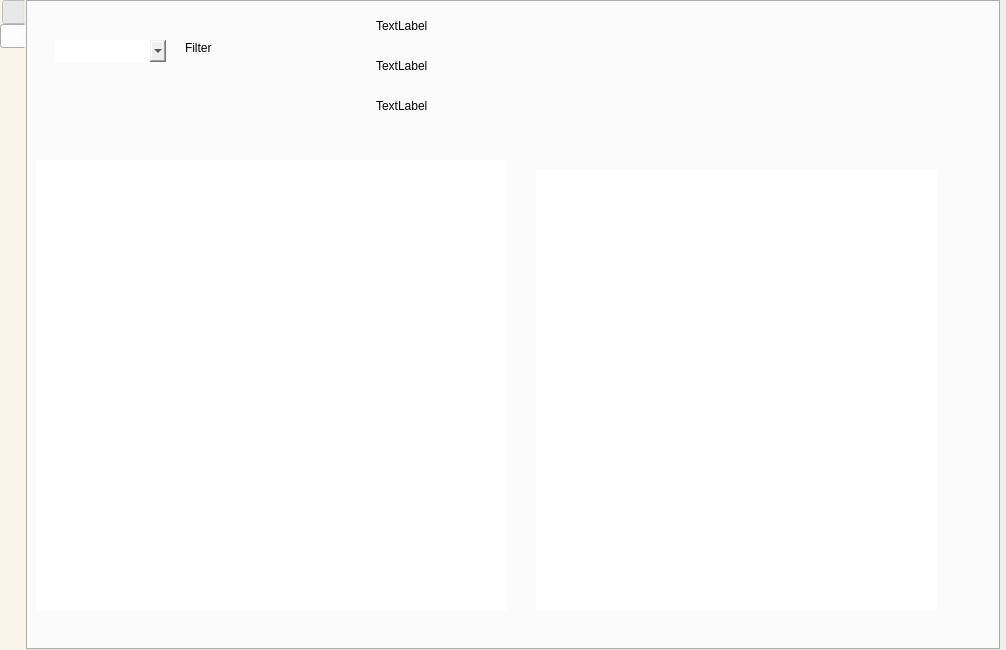
This is ui/admin/AdminUi.ui in nhuanh1070/FinalProject as Qt 5 draws it before an edit. The edited form follows.
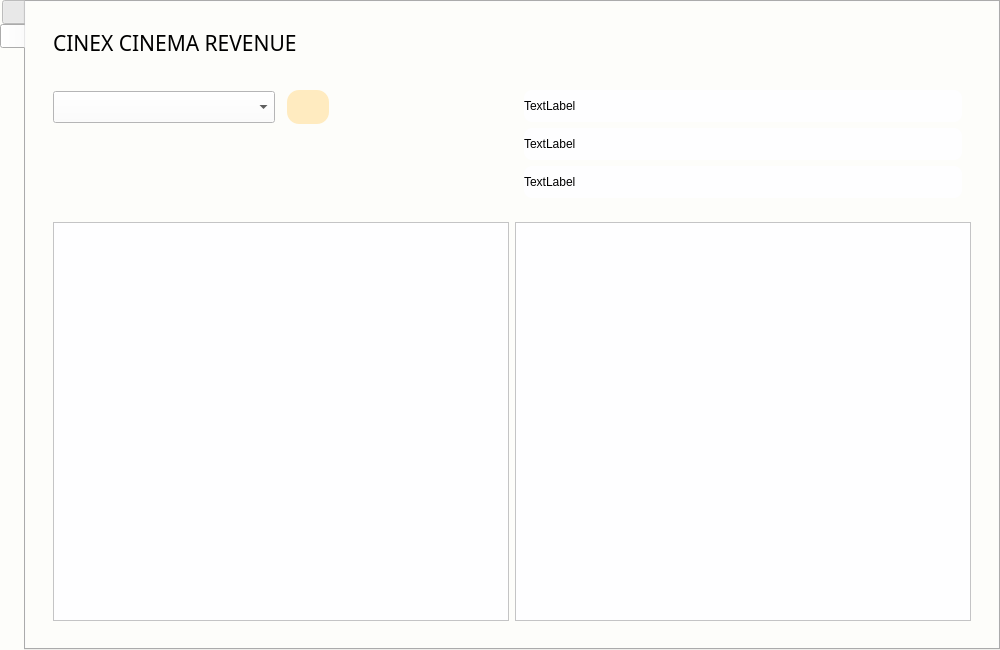
This is the edited form. The open tabs and pages were chosen to show the change. Icons and pictures are not drawn.

```diff
--- a/ui/admin/AdminUi.ui
+++ b/ui/admin/AdminUi.ui
@@ -6,7 +6,7 @@
    <rect>
     <x>0</x>
     <y>0</y>
-    <width>1006</width>
+    <width>1000</width>
     <height>650</height>
    </rect>
   </property>
@@ -41,29 +41,25 @@
    <property name="styleSheet">
     <string notr="true">* {
     color: #000;
-	border: none;
 }
 #frame_8{
     background-color:#fbbe14;
 }
 #centralwidget, #tab_MovieManagement{
-    background-color: #f9f6e9;
+    background-color: #fdfdfa;
 }
 QLineEdit {
     background: transparent;
 	color: #7c000b;
 }
 #searchMoiveName {
-    border-radius: 10px;
+    border-radius: 3px;
     border: 2px solid #7c000b;
 }
 #appHeader {
     color: #7c000b;
 }
-#card1, #card2, #card3, #card4 {
-    background-color: #fefeff;
- 	border-radius: 20px;
-}
+
 #pushButton, #pushButton_2 {
     background-color: #7c000b;
     color: #fff;
@@ -76,12 +72,7 @@
 #headerFrame {
     background-color: #fefeff;
 }
-#pushButtonHome {
-    background-color: #fefeff;
-    padding: 10px 5px;
-    text-align: left;
-    border-top-left-radius: 20px;
-}
+
 QPushButton {
     padding: 10px 5px;
     text-align: left;
@@ -809,6 +800,9 @@
        </layout>
       </widget>
       <widget class="QWidget" name="tab_Revenue">
+       <property name="styleSheet">
+        <string notr="true">    background-color: #fdfdfa;</string>
+       </property>
        <attribute name="icon">
         <iconset resource="../../utils/resources.qrc">
          <normaloff>:/Menu/images/icons_menu/revenue_ic.png</normaloff>:/Menu/images/icons_menu/revenue_ic.png</iconset>
@@ -816,88 +810,295 @@
        <attribute name="title">
         <string/>
        </attribute>
-       <widget class="QTableWidget" name="tableMovies">
-        <property name="geometry">
-         <rect>
-          <x>10</x>
-          <y>160</y>
-          <width>471</width>
-          <height>451</height>
-         </rect>
-        </property>
-       </widget>
-       <widget class="QTableWidget" name="tableFoods">
-        <property name="geometry">
-         <rect>
-          <x>510</x>
-          <y>170</y>
-          <width>401</width>
-          <height>441</height>
-         </rect>
-        </property>
-       </widget>
-       <widget class="QComboBox" name="comboMonthYear">
-        <property name="geometry">
-         <rect>
-          <x>29</x>
-          <y>40</y>
-          <width>111</width>
-          <height>22</height>
-         </rect>
-        </property>
-       </widget>
-       <widget class="QPushButton" name="btnFilter">
-        <property name="geometry">
-         <rect>
-          <x>154</x>
-          <y>32</y>
-          <width>111</width>
-          <height>31</height>
-         </rect>
-        </property>
-        <property name="text">
-         <string>Filter</string>
-        </property>
-       </widget>
-       <widget class="QLabel" name="lblMovieRevenue">
-        <property name="geometry">
-         <rect>
-          <x>350</x>
-          <y>15</y>
-          <width>441</width>
-          <height>21</height>
-         </rect>
-        </property>
-        <property name="text">
-         <string>TextLabel</string>
-        </property>
-       </widget>
-       <widget class="QLabel" name="lblFoodRevenue">
-        <property name="geometry">
-         <rect>
-          <x>350</x>
-          <y>50</y>
-          <width>481</width>
-          <height>31</height>
-         </rect>
-        </property>
-        <property name="text">
-         <string>TextLabel</string>
-        </property>
-       </widget>
-       <widget class="QLabel" name="lblTotalRevenue">
-        <property name="geometry">
-         <rect>
-          <x>350</x>
-          <y>90</y>
-          <width>571</width>
-          <height>31</height>
-         </rect>
-        </property>
-        <property name="text">
-         <string>TextLabel</string>
-        </property>
-       </widget>
+       <layout class="QGridLayout" name="gridLayout_2">
+        <item row="1" column="0">
+         <widget class="QWidget" name="widget" native="true">
+          <layout class="QVBoxLayout" name="verticalLayout_3">
+           <item>
+            <widget class="QWidget" name="widget_9" native="true">
+             <layout class="QHBoxLayout" name="horizontalLayout_7">
+              <property name="topMargin">
+               <number>0</number>
+              </property>
+              <property name="bottomMargin">
+               <number>0</number>
+              </property>
+              <item alignment="Qt::AlignTop">
+               <widget class="QWidget" name="widget_8" native="true">
+                <layout class="QHBoxLayout" name="horizontalLayout_5">
+                 <property name="spacing">
+                  <number>12</number>
+                 </property>
+                 <property name="leftMargin">
+                  <number>0</number>
+                 </property>
+                 <property name="topMargin">
+                  <number>0</number>
+                 </property>
+                 <property name="rightMargin">
+                  <number>0</number>
+                 </property>
+                 <property name="bottomMargin">
+                  <number>0</number>
+                 </property>
+                 <item>
+                  <widget class="QComboBox" name="comboMonthYear">
+                   <property name="minimumSize">
+                    <size>
+                     <width>0</width>
+                     <height>32</height>
+                    </size>
+                   </property>
+                   <property name="maximumSize">
+                    <size>
+                     <width>16777215</width>
+                     <height>32</height>
+                    </size>
+                   </property>
+                   <property name="styleSheet">
+                    <string notr="true">background-color: rgb(254, 254, 255);
+font: 75 bold 11pt &quot;MS Shell Dlg 2&quot;;</string>
+                   </property>
+                  </widget>
+                 </item>
+                 <item alignment="Qt::AlignLeft">
+                  <widget class="QPushButton" name="btnFilter">
+                   <property name="layoutDirection">
+                    <enum>Qt::LeftToRight</enum>
+                   </property>
+                   <property name="styleSheet">
+                    <string notr="true">border-radius: 12px;
+font: 87 10pt &quot;Segoe UI Black&quot;;
+background-color: rgb(255, 235, 192);
+color: rgb(0, 0, 0);</string>
+                   </property>
+                   <property name="text">
+                    <string/>
+                   </property>
+                   <property name="icon">
+                    <iconset resource="../../utils/resources.qrc">
+                     <normaloff>:/RedIcons/images/icons/RedIcons/filter_ic.svg</normaloff>:/RedIcons/images/icons/RedIcons/filter_ic.svg</iconset>
+                   </property>
+                   <property name="iconSize">
+                    <size>
+                     <width>32</width>
+                     <height>32</height>
+                    </size>
+                   </property>
+                  </widget>
+                 </item>
+                </layout>
+               </widget>
+              </item>
+              <item>
+               <widget class="QWidget" name="widget_7" native="true">
+                <layout class="QVBoxLayout" name="verticalLayout_2">
+                 <property name="topMargin">
+                  <number>0</number>
+                 </property>
+                 <item>
+                  <widget class="QLabel" name="lblMovieRevenue">
+                   <property name="minimumSize">
+                    <size>
+                     <width>0</width>
+                     <height>32</height>
+                    </size>
+                   </property>
+                   <property name="styleSheet">
+                    <string notr="true">background-color: rgb(254, 254, 255);
+font: 75 bold 11pt &quot;MS Shell Dlg 2&quot;;
+border-radius: 8px;</string>
+                   </property>
+                   <property name="text">
+                    <string>TextLabel</string>
+                   </property>
+                  </widget>
+                 </item>
+                 <item>
+                  <widget class="QLabel" name="lblFoodRevenue">
+                   <property name="minimumSize">
+                    <size>
+                     <width>0</width>
+                     <height>32</height>
+                    </size>
+                   </property>
+                   <property name="styleSheet">
+                    <string notr="true">background-color: rgb(254, 254, 255);
+font: 75 bold 11pt &quot;MS Shell Dlg 2&quot;;
+border-radius: 8px;</string>
+                   </property>
+                   <property name="text">
+                    <string>TextLabel</string>
+                   </property>
+                  </widget>
+                 </item>
+                 <item>
+                  <widget class="QLabel" name="lblTotalRevenue">
+                   <property name="minimumSize">
+                    <size>
+                     <width>0</width>
+                     <height>32</height>
+                    </size>
+                   </property>
+                   <property name="styleSheet">
+                    <string notr="true">background-color: rgb(254, 254, 255);
+font: 75 bold 11pt &quot;MS Shell Dlg 2&quot;;
+border-radius: 8px;</string>
+                   </property>
+                   <property name="text">
+                    <string>TextLabel</string>
+                   </property>
+                  </widget>
+                 </item>
+                </layout>
+               </widget>
+              </item>
+             </layout>
+            </widget>
+           </item>
+           <item>
+            <widget class="QWidget" name="widget_3" native="true">
+             <layout class="QHBoxLayout" name="horizontalLayout_4">
+              <item>
+               <widget class="QTableWidget" name="tableMovies">
+                <property name="styleSheet">
+                 <string notr="true">background-color: rgb(254, 254, 255);
+font: 75 bold 10pt &quot;MS Shell Dlg 2&quot;;</string>
+                </property>
+               </widget>
+              </item>
+              <item>
+               <widget class="QTableWidget" name="tableFoods">
+                <property name="styleSheet">
+                 <string notr="true">background-color: rgb(254, 254, 255);
+font: 75 bold 10pt &quot;MS Shell Dlg 2&quot;;</string>
+                </property>
+               </widget>
+              </item>
+             </layout>
+            </widget>
+           </item>
+          </layout>
+         </widget>
+        </item>
+        <item row="0" column="0">
+         <widget class="QWidget" name="widget_10" native="true">
+          <layout class="QVBoxLayout" name="verticalLayout_4">
+           <property name="spacing">
+            <number>0</number>
+           </property>
+           <property name="leftMargin">
+            <number>0</number>
+           </property>
+           <property name="topMargin">
+            <number>0</number>
+           </property>
+           <property name="rightMargin">
+            <number>0</number>
+           </property>
+           <property name="bottomMargin">
+            <number>0</number>
+           </property>
+           <item>
+            <widget class="QWidget" name="headerFrame_2" native="true">
+             <property name="minimumSize">
+              <size>
+               <width>1000</width>
+               <height>64</height>
+              </size>
+             </property>
+             <property name="maximumSize">
+              <size>
+               <width>1000</width>
+               <height>64</height>
+              </size>
+             </property>
+             <layout class="QHBoxLayout" name="horizontalLayout_8">
+              <property name="spacing">
+               <number>0</number>
+              </property>
+              <property name="leftMargin">
+               <number>9</number>
+              </property>
+              <property name="topMargin">
+               <number>0</number>
+              </property>
+              <property name="rightMargin">
+               <number>0</number>
+              </property>
+              <property name="bottomMargin">
+               <number>0</number>
+              </property>
+              <item alignment="Qt::AlignLeft">
+               <widget class="QWidget" name="widget_11" native="true">
+                <layout class="QHBoxLayout" name="horizontalLayout_9">
+                 <item>
+                  <widget class="QLabel" name="appHeader_2">
+                   <property name="font">
+                    <font>
+                     <family>Segoe UI Black</family>
+                     <pointsize>16</pointsize>
+                     <weight>10</weight>
+                     <italic>false</italic>
+                     <bold>false</bold>
+                    </font>
+                   </property>
+                   <property name="styleSheet">
+                    <string notr="true">font: 87 16pt &quot;Segoe UI Black&quot;;</string>
+                   </property>
+                   <property name="text">
+                    <string>CINEX CINEMA REVENUE</string>
+                   </property>
+                  </widget>
+                 </item>
+                </layout>
+               </widget>
+              </item>
+              <item alignment="Qt::AlignRight">
+               <widget class="QWidget" name="widget_12" native="true">
+                <layout class="QHBoxLayout" name="horizontalLayout_10">
+                 <property name="spacing">
+                  <number>0</number>
+                 </property>
+                 <property name="leftMargin">
+                  <number>0</number>
+                 </property>
+                 <property name="topMargin">
+                  <number>0</number>
+                 </property>
+                 <property name="rightMargin">
+                  <number>0</number>
+                 </property>
+                 <property name="bottomMargin">
+                  <number>0</number>
+                 </property>
+                 <item>
+                  <widget class="QPushButton" name="Account_btn_2">
+                   <property name="text">
+                    <string/>
+                   </property>
+                   <property name="icon">
+                    <iconset>
+                     <normaloff>C:/Users/Nhu Anh/.designer/images/icons/RedIcons/user_ic.svg</normaloff>C:/Users/Nhu Anh/.designer/images/icons/RedIcons/user_ic.svg</iconset>
+                   </property>
+                   <property name="iconSize">
+                    <size>
+                     <width>32</width>
+                     <height>32</height>
+                    </size>
+                   </property>
+                  </widget>
+                 </item>
+                </layout>
+               </widget>
+              </item>
+             </layout>
+            </widget>
+           </item>
+          </layout>
+         </widget>
+        </item>
+       </layout>
       </widget>
      </widget>
     </item>
```
Left out of the diff: 19 changed lines with no effect on the pictures.
